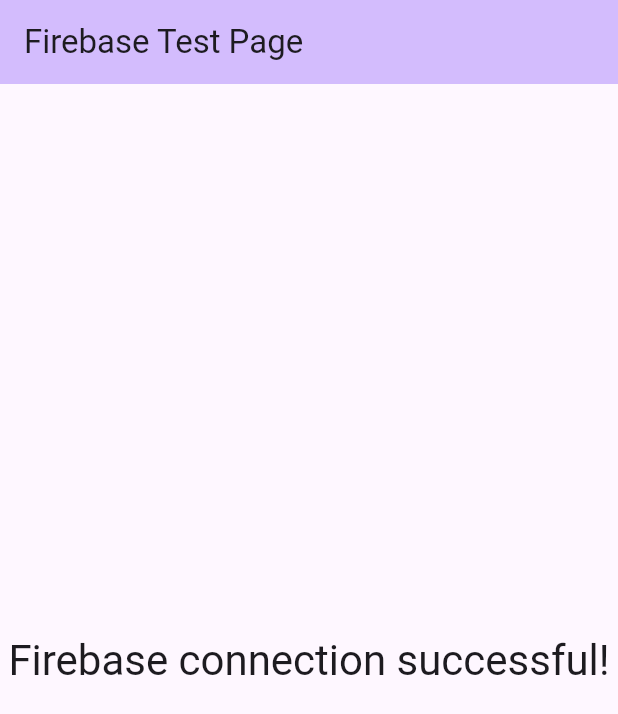
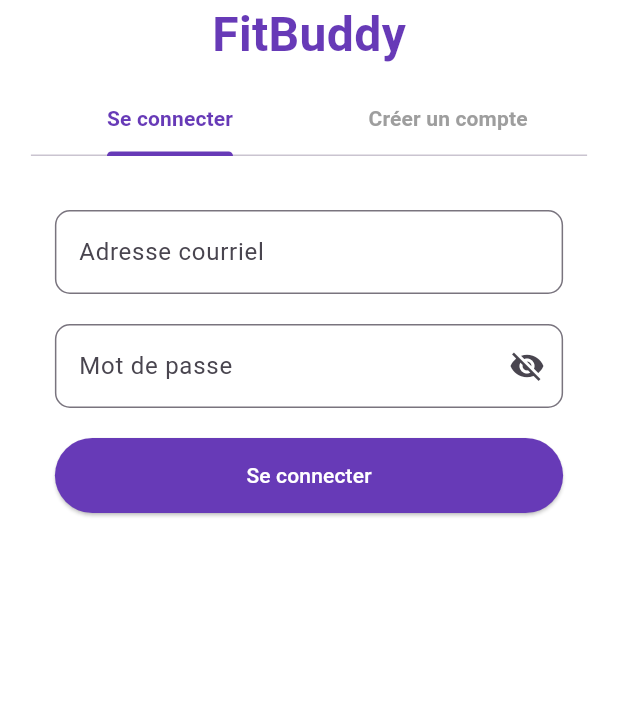
Before and after one commit to noskyo/fitbuddy, a Flutter app: the screen it shows after launch, on a phone screen of 412 x 824 dp. Shown: the top 714 px of the screen. Run offline on Flutter 3.47's test engine with Material 3 defaults, Android fonts, the phone set to English and light mode, and no system bars; our stand-ins replace cloud_firestore, firebase_auth, firebase_core; accounts and stored records are empty.

Commit message:
Création de l'authentification fonctionnelle

```diff
--- a/lib/main.dart
+++ b/lib/main.dart
@@ -1,87 +1,29 @@
 import 'package:flutter/material.dart';
 import 'package:firebase_core/firebase_core.dart';
-import 'package:cloud_firestore/cloud_firestore.dart';
 import 'firebase_options.dart';
+import 'pages/page_authentification.dart';
 
 void main() async {
   WidgetsFlutterBinding.ensureInitialized();
   await Firebase.initializeApp(
     options: DefaultFirebaseOptions.currentPlatform,
   );
-  runApp(const MyApp());
+
+  runApp(const MonApp());
 }
 
-class MyApp extends StatelessWidget {
-  const MyApp({super.key});
+class MonApp extends StatelessWidget {
+  const MonApp({super.key});
 
   @override
   Widget build(BuildContext context) {
     return MaterialApp(
-      title: 'Firebase Test',
+      title: 'FitBuddy Auth',
       theme: ThemeData(
-        colorScheme: ColorScheme.fromSeed(seedColor: Colors.deepPurple),
-        useMaterial3: true,
+        primarySwatch: Colors.deepPurple,
+        fontFamily: 'Roboto',
       ),
-      home: const FirebaseTestPage(title: 'Firebase Test Page'),
+      home: const PageAuthentification(),
     );
   }
 }
-
-class FirebaseTestPage extends StatefulWidget {
-  const FirebaseTestPage({super.key, required this.title});
-
-  final String title;
-
-  @override
-  State<FirebaseTestPage> createState() => _FirebaseTestPageState();
-}
-
-class _FirebaseTestPageState extends State<FirebaseTestPage> {
-  String _status = "Testing Firebase connection...";
-
-  @override
-  void initState() {
-    super.initState();
-    _testFirebaseConnection();
-  }
-
-  Future<void> _testFirebaseConnection() async {
-    try {
-      // Test Firestore connection
-      final testDoc = FirebaseFirestore.instance.collection('test').doc('testDoc');
-      await testDoc.set({'timestamp': DateTime.now()});
-      final snapshot = await testDoc.get();
-
-      if (snapshot.exists) {
-        setState(() {
-          _status = "Firebase connection successful!";
-        });
-      } else {
-        setState(() {
-          _status = "Firebase connection failed: No document found.";
-        });
-      }
-    } catch (e) {
-      setState(() {
-        _status = "Firebase connection failed: $e";
-      });
-    }
-  }
-
-  @override
-  Widget build(BuildContext context) {
-    return Scaffold(
-      appBar: AppBar(
-        backgroundColor: Theme.of(context).colorScheme.inversePrimary,
-        title: Text(widget.title),
-      ),
-      body: Center(
-        child: Text(
-          _status,
-          textAlign: TextAlign.center,
-          style: Theme.of(context).textTheme.headlineMedium,
-        ),
-      ),
-    );
-  }
-}
--- /dev/null
+++ b/lib/pages/connexion/formulaire_connexion.dart
@@ -0,0 +1,66 @@
+import 'package:flutter/material.dart';
+import 'package:firebase_auth/firebase_auth.dart';
+
+class FormulaireConnexion extends StatelessWidget {
+  const FormulaireConnexion({super.key});
+
+  @override
+  Widget build(BuildContext context) {
+    final TextEditingController emailController = TextEditingController();
+    final TextEditingController passwordController = TextEditingController();
+
+    Future<void> connexion() async {
+      try {
+        await FirebaseAuth.instance.signInWithEmailAndPassword(
+          email: emailController.text.trim(),
+          password: passwordController.text.trim(),
+        );
+        ScaffoldMessenger.of(context).showSnackBar(
+          const SnackBar(content: Text('Connexion réussie !')),
+        );
+      } on FirebaseAuthException catch (e) {
+        ScaffoldMessenger.of(context).showSnackBar(
+          SnackBar(content: Text(e.message ?? 'Erreur de connexion')),
+        );
+      }
+    }
+
+    return Padding(
+      padding: const EdgeInsets.all(16.0),
+      child: Column(
+        children: [
+          TextField(
+            controller: emailController,
+            decoration: InputDecoration(
+              labelText: 'Adresse courriel',
+              border: OutlineInputBorder(borderRadius: BorderRadius.circular(10)),
+            ),
+          ),
+          const SizedBox(height: 20),
+          TextField(
+            controller: passwordController,
+            obscureText: true,
+            decoration: InputDecoration(
+              labelText: 'Mot de passe',
+              border: OutlineInputBorder(borderRadius: BorderRadius.circular(10)),
+              suffixIcon: const Icon(Icons.visibility_off),
+            ),
+          ),
+          const SizedBox(height: 20),
+          ElevatedButton(
+            onPressed: connexion,
+            style: ElevatedButton.styleFrom(
+              backgroundColor: Colors.deepPurple,
+              shape: RoundedRectangleBorder(borderRadius: BorderRadius.circular(30)),
+              minimumSize: const Size(double.infinity, 50),
+            ),
+            child: const Text(
+              "Se connecter",
+              style: TextStyle(color: Colors.white),
+            ),
+          ),
+        ],
+      ),
+    );
+  }
+}
--- /dev/null
+++ b/lib/pages/page_authentification.dart
@@ -0,0 +1,72 @@
+import 'package:flutter/material.dart';
+import 'connexion/formulaire_connexion.dart';
+import 'inscription/formulaire_inscription.dart';
+
+class PageAuthentification extends StatefulWidget {
+  const PageAuthentification({super.key});
+
+  @override
+  State<PageAuthentification> createState() => _PageAuthentificationState();
+}
+
+class _PageAuthentificationState extends State<PageAuthentification> with SingleTickerProviderStateMixin {
+  late TabController _tabController;
+
+  @override
+  void initState() {
+    super.initState();
+    _tabController = TabController(length: 2, vsync: this);
+  }
+
+  @override
+  void dispose() {
+    _tabController.dispose();
+    super.dispose();
+  }
+
+  @override
+  Widget build(BuildContext context) {
+    return Scaffold(
+      backgroundColor: Colors.white,
+      body: Center(
+        child: SingleChildScrollView(
+          child: Container(
+            width: MediaQuery.of(context).size.width * 0.9,
+            child: Column(
+              mainAxisAlignment: MainAxisAlignment.center,
+              children: [
+                const Text(
+                  "FitBuddy",
+                  style: TextStyle(fontSize: 32, fontWeight: FontWeight.bold, color: Colors.deepPurple),
+                ),
+                const SizedBox(height: 10),
+                TabBar(
+                  controller: _tabController,
+                  indicatorColor: Colors.deepPurple,
+                  labelColor: Colors.deepPurple,
+                  unselectedLabelColor: Colors.grey,
+                  labelStyle: const TextStyle(fontWeight: FontWeight.bold),
+                  tabs: const [
+                    Tab(text: "Se connecter"),
+                    Tab(text: "Créer un compte"),
+                  ],
+                ),
+                const SizedBox(height: 20),
+                SizedBox(
+                  height: 700,
+                  child: TabBarView(
+                    controller: _tabController,
+                    children: const [
+                      FormulaireConnexion(),
+                      FormulaireInscription(),
+                    ],
+                  ),
+                ),
+              ],
+            ),
+          ),
+        ),
+      ),
+    );
+  }
+}
--- a/pubspec.yaml
+++ b/pubspec.yaml
@@ -13,6 +13,7 @@
   cupertino_icons: ^1.0.8
   firebase_core: ^3.8.0 # Upgrade to version compatible with cloud_firestore
   cloud_firestore: ^5.5.0 # Keep the latest compatible version
+  firebase_auth: ^5.3.3
 
 dev_dependencies:
   flutter_test:
```
Also changed, not shown: lib/pages/inscription/formulaire_inscription.dart (added, +165 -0 lines), pubspec.lock, 4 other files.
